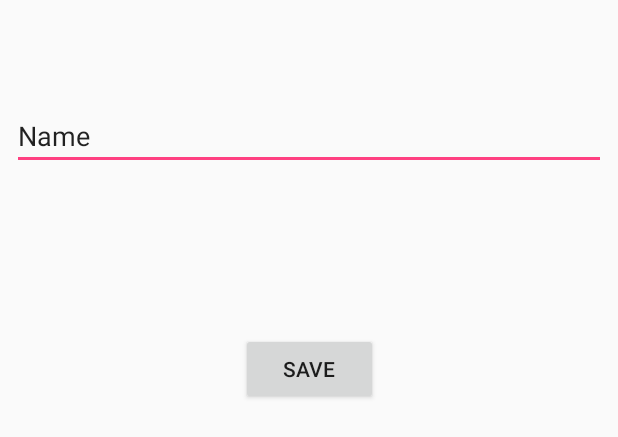
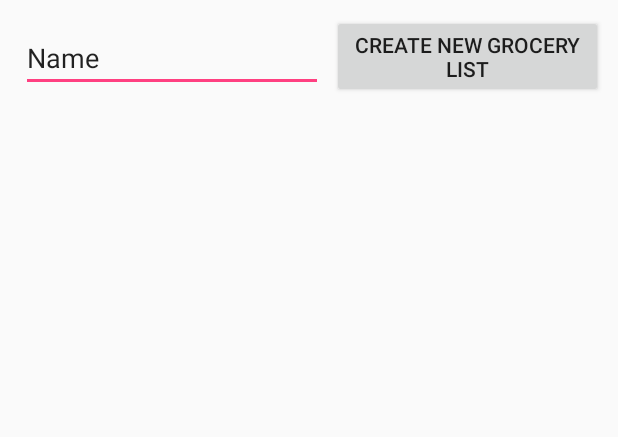
Before and after one commit to surbhi2903/ShoppingListApp, an Android app: the layout activity_main.xml on its own in the app's theme, with its tools: preview values and no code run, on a phone screen of 412 x 824 dp. Shown: the top 437 px of the screen. Run offline under Robolectric (Android 15) with nearby library versions, the phone set to English and light mode, and no system bars.

Commit message:
main screen after logging in with lists
more to come today

```diff
--- a/app/src/main/res/layout/activity_main.xml
+++ b/app/src/main/res/layout/activity_main.xml
@@ -1,43 +1,41 @@
 <?xml version="1.0" encoding="utf-8"?>
-<android.support.constraint.ConstraintLayout xmlns:android="http://schemas.android.com/apk/res/android"
+<RelativeLayout xmlns:android="http://schemas.android.com/apk/res/android"
     xmlns:app="http://schemas.android.com/apk/res-auto"
     xmlns:tools="http://schemas.android.com/tools"
     android:layout_width="match_parent"
     android:layout_height="match_parent"
+    android:padding="10dp"
     tools:context=".MainActivity">
 
+    <Button
+        android:id="@+id/newList"
+        android:layout_width="wrap_content"
+        android:layout_height="wrap_content"
+        android:layout_alignParentStart="true"
+        android:layout_alignParentTop="true"
+        android:layout_marginStart="211dp"
+        android:layout_marginTop="0dp"
+        android:text="Create new grocery list" />
+
+    <ListView
+        android:id="@+id/listView"
+        android:layout_width="401dp"
+        android:layout_height="504dp"
+        android:layout_alignParentBottom="true"
+        android:layout_centerHorizontal="true"
+        android:layout_marginBottom="0dp" />
+
     <EditText
-        android:id="@+id/txtTitle"
-        android:layout_width="fill_parent"
+        android:id="@+id/listName"
+        android:layout_width="201dp"
         android:layout_height="wrap_content"
-        android:layout_marginEnd="8dp"
-        android:layout_marginLeft="8dp"
-        android:layout_marginRight="8dp"
-        android:layout_marginStart="8dp"
-        android:layout_marginTop="68dp"
+        android:layout_alignParentStart="true"
+        android:layout_alignParentLeft="true"
+        android:layout_alignParentTop="true"
+        android:layout_marginStart="4dp"
+        android:layout_marginLeft="4dp"
+        android:layout_marginTop="6dp"
         android:ems="10"
         android:inputType="textPersonName"
-        android:text="Name"
-        app:layout_constraintEnd_toEndOf="parent"
-        app:layout_constraintHorizontal_bias="0.0"
-        app:layout_constraintStart_toStartOf="parent"
-        app:layout_constraintTop_toTopOf="parent" />
-
-    <Button
-        android:id="@+id/save_button"
-        android:layout_width="91dp"
-        android:layout_height="wrap_content"
-        android:layout_marginBottom="8dp"
-        android:layout_marginEnd="8dp"
-        android:layout_marginLeft="8dp"
-        android:layout_marginRight="8dp"
-        android:layout_marginStart="8dp"
-        android:layout_marginTop="8dp"
-        android:text="Save"
-        app:layout_constraintBottom_toBottomOf="parent"
-        app:layout_constraintEnd_toEndOf="parent"
-        app:layout_constraintHorizontal_bias="0.501"
-        app:layout_constraintStart_toStartOf="parent"
-        app:layout_constraintTop_toBottomOf="@+id/txtTitle"
-        app:layout_constraintVertical_bias="0.156" />
-</android.support.constraint.ConstraintLayout>
+        android:text="Name" />
+</RelativeLayout>
```
